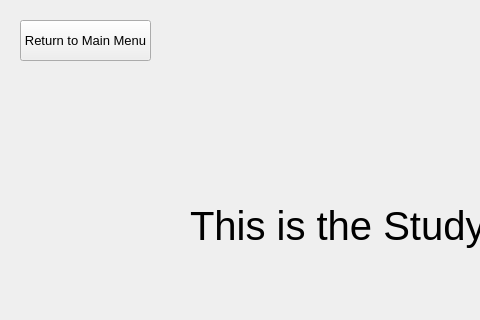
Before: the Qt Designer form ui/study_sets.ui in PierceLD/Capstone-1-Group-9-Project, drawn with Qt 5; both pictures show x 0 to 480 and y 0 to 320 of the 900 by 600 pixel window.
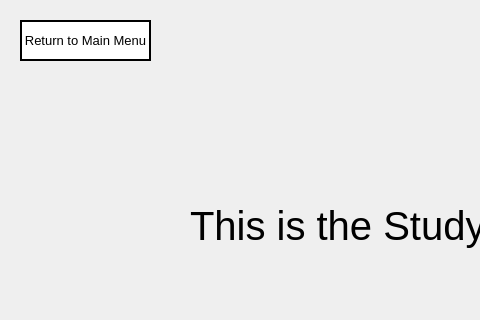
After: the same form once the commit is applied.

Commit message: added borders and hover effects on some buttons

The edit to the form file:
```diff
--- a/ui/study_sets.ui
+++ b/ui/study_sets.ui
@@ -57,6 +57,16 @@
      <pointsize>10</pointsize>
     </font>
    </property>
+   <property name="styleSheet">
+    <string notr="true">QPushButton {
+	background-color: white;
+	border: 2px solid black;
+}
+
+QPushButton:hover {
+	background-color: rgb(203, 203, 203);
+}</string>
+   </property>
    <property name="text">
     <string>Return to Main Menu</string>
    </property>
```
The commit also changes 2 other files.
